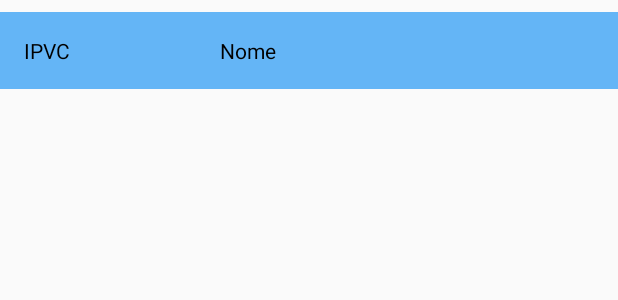
After one commit to BoneMoon/LiaAndroid, an Android app: the layout layout_item.xml on its own in the app's theme, with its tools: preview values and no code run, on a phone screen of 412 x 824 dp. The commit adds this screen. Shown: the top 300 px of the screen. Run offline under Robolectric (Android 15) with nearby library versions, the phone set to English and light mode, and no system bars.

Commit message:
Get Item done

```diff
--- a/app/src/main/java/com/example/lia/MainActivity.java
+++ b/app/src/main/java/com/example/lia/MainActivity.java
@@ -46,7 +46,7 @@ public class MainActivity extends AppCompatActivity {
                     SharedPreferences.Editor editor = sharedPreferences.edit();
                     editor.putInt("userid", user.getId());
                     editor.putString("apitoken", user.getApi_token());
-                    editor.putString("grupoid", user.getGrupo_id());
+                    editor.putInt("grupoid", user.getGrupo_id());
                     editor.apply();
                     Intent i = new Intent(MainActivity.this, ItemActivity.class);
                     startActivity(i);
--- a/app/src/main/java/retrofit/Users.java
+++ b/app/src/main/java/retrofit/Users.java
@@ -22,7 +22,7 @@ public class Users {
 
     @SerializedName("grupo_id")
     @Expose
-    private String grupo_id;
+    private Integer grupo_id;
 
     @SerializedName("numero_mecanografico")
     @Expose
@@ -73,11 +73,11 @@ public class Users {
         this.password = password;
     }
 
-    public String getGrupo_id() {
+    public Integer getGrupo_id() {
         return grupo_id;
     }
 
-    public void setGrupo_id(String grupo_id) {
+    public void setGrupo_id(Integer grupo_id) {
         this.grupo_id = grupo_id;
     }
 
--- /dev/null
+++ b/app/src/main/res/layout/layout_item.xml
@@ -0,0 +1,27 @@
+<?xml version="1.0" encoding="utf-8"?>
+<RelativeLayout
+    xmlns:android="http://schemas.android.com/apk/res/android"
+    android:layout_width="match_parent"
+    android:layout_height="wrap_content"
+    xmlns:tools="http://schemas.android.com/tools"
+    style="@style/text_view_style"
+    android:layout_gravity="top"
+    >
+
+    <TextView
+        android:id="@+id/ipvc"
+        android:layout_width="wrap_content"
+        android:layout_height="wrap_content"
+        tools:text="IPVC"
+        android:textColor="@color/Black" />
+
+    <TextView
+        android:id="@+id/nomeItem"
+        android:layout_toRightOf="@+id/ipvc"
+        android:layout_marginLeft="100dp"
+        android:layout_width="wrap_content"
+        android:layout_height="wrap_content"
+        tools:text="Nome"
+        android:textColor="@color/Black" />
+
+</RelativeLayout>
--- a/app/src/main/res/values/colors.xml
+++ b/app/src/main/res/values/colors.xml
@@ -4,4 +4,5 @@
     <color name="colorPrimaryDark">#3700B3</color>
     <color name="colorAccent">#03DAC5</color>
     <color name="Black">#000000</color>
+    <color name="colorPrimaryLight">#64b5f6</color>
 </resources>
--- a/app/src/main/res/values/styles.xml
+++ b/app/src/main/res/values/styles.xml
@@ -8,4 +8,17 @@
         <item name="colorAccent">@color/colorAccent</item>
     </style>
 
+    <style name="text_view_style">
+        <item name="android:layout_width">match_parent</item>
+        <item name="android:layout_height">wrap_content</item>
+        <item name="android:textAppearance">
+            @android:style/TextAppearance.Large
+        </item>
+        <item name="android:background">@color/colorPrimaryLight</item>
+        <item name="android:layout_marginTop">8dp</item>
+        <item name="android:layout_gravity">center</item>
+        <item name="android:padding">16dp</item>
+        <item name="android:textColor">@color/Black</item>
+    </style>
+
 </resources>
```
Also changed, not shown: app/src/main/java/adapter/CustomAdapter.java (added, +37 -0 lines), app/src/main/java/com/example/lia/ItemActivity.java (+40 -0 lines), app/src/main/java/retrofit/Atributo.java (added, +85 -0 lines), app/src/main/java/retrofit/Item.java (added, +90 -0 lines), app/src/main/java/retrofit/ItemAtributo.java (added, +16 -0 lines), app/src/main/java/retrofit/JsonPedidos.java (+12 -0 lines), app/src/main/res/layout/activity_item.xml (+13 -2 lines).
